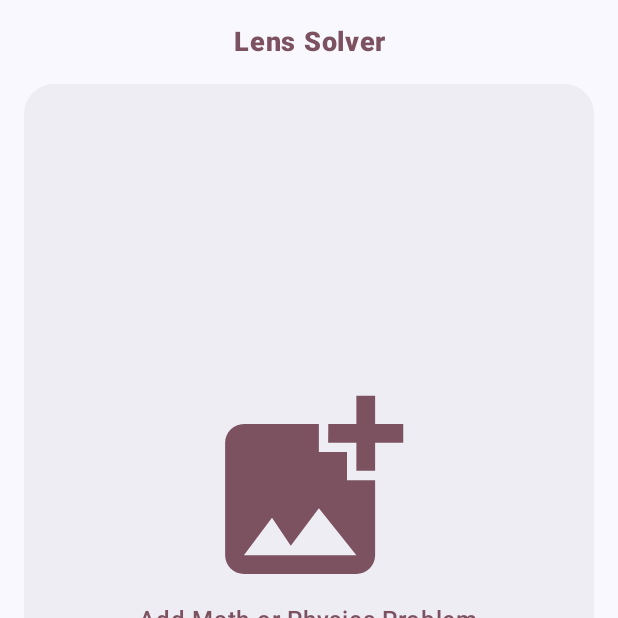
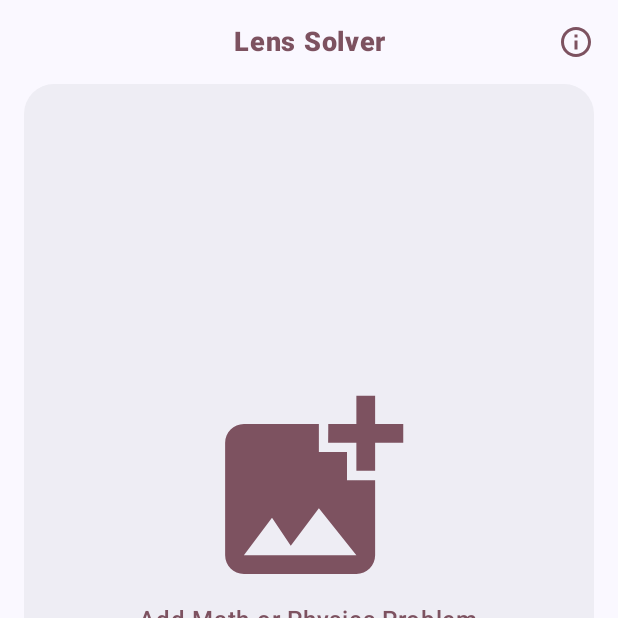
Before and after one commit to Dhanfinix/LensSolver, an Android app built with Jetpack Compose: the screen it shows after launch (MainActivity), on a phone screen of 412 x 824 dp, the top half of it. Run offline under Robolectric (Android 15) with nearby library versions, the phone set to English and light mode, and no system bars; libraries missing offline, so code that uses them is left out: com.google.ai.client.

Commit message:
Info dialog

```diff
--- a/app/src/main/java/com/dhandev/lenssolver/HomeScreen.kt
+++ b/app/src/main/java/com/dhandev/lenssolver/HomeScreen.kt
@@ -86,6 +86,7 @@ fun HomeScreen(
     val prompt by rememberSaveable { mutableStateOf(Utils.PROMPT) }
     var result by rememberSaveable { mutableStateOf(placeholderResult) }
     var showDialog by rememberSaveable { mutableStateOf(false) }
+    var showInfoDialog by rememberSaveable { mutableStateOf(false) }
     val uiState by homeViewModel.uiState.collectAsState()
     val context = LocalContext.current
     val cameraPermissionState = rememberPermissionState(permission = Manifest.permission.CAMERA)
@@ -222,6 +223,7 @@ fun HomeScreen(
                     .padding(16.dp)
             ){
 
+                Box(Modifier.padding(bottom = 16.dp)) {
                     Text(
                         text = "Lens Solver",
                         fontWeight = FontWeight.Black,
@@ -230,8 +232,18 @@ fun HomeScreen(
                         fontSize = 18.sp,
                         modifier = Modifier
                             .fillMaxWidth()
-                        .padding(bottom = 16.dp)
                     )
+                    Image(
+                        painter = painterResource(id = R.drawable.baseline_info_outline_24),
+                        contentDescription = null,
+                        colorFilter = ColorFilter.tint(Pink40),
+                        modifier = Modifier
+                            .align(Alignment.CenterEnd)
+                            .clickable {
+                            showInfoDialog = true
+                        }
+                    )
+                }
 
                 val imageModifier = Modifier
                     .fillMaxWidth()
@@ -307,6 +319,12 @@ fun HomeScreen(
                 }
             )
         }
+        AnimatedVisibility(
+            visible = showInfoDialog,
+            exit = ExitTransition.None
+        ) {
+            InfoDialog { showInfoDialog = false }
+        }
 
     }
 
--- /dev/null
+++ b/app/src/main/res/drawable/baseline_info_outline_24.xml
@@ -0,0 +1,5 @@
+<vector xmlns:android="http://schemas.android.com/apk/res/android" android:height="24dp" android:tint="#FFFFFF" android:viewportHeight="24" android:viewportWidth="24" android:width="24dp">
+
+    <path android:fillColor="@android:color/white" android:pathData="M11,7h2v2h-2V7zM11,11h2v6h-2V11zM12,2C6.48,2 2,6.48 2,12s4.48,10 10,10s10,-4.48 10,-10S17.52,2 12,2zM12,20c-4.41,0 -8,-3.59 -8,-8s3.59,-8 8,-8s8,3.59 8,8S16.41,20 12,20z"/>
+
+</vector>
```
Also changed, not shown: app/src/main/java/com/dhandev/lenssolver/InfoDialog.kt (added, +54 -0 lines). Lines whose indentation alone changed are shown as unchanged.
